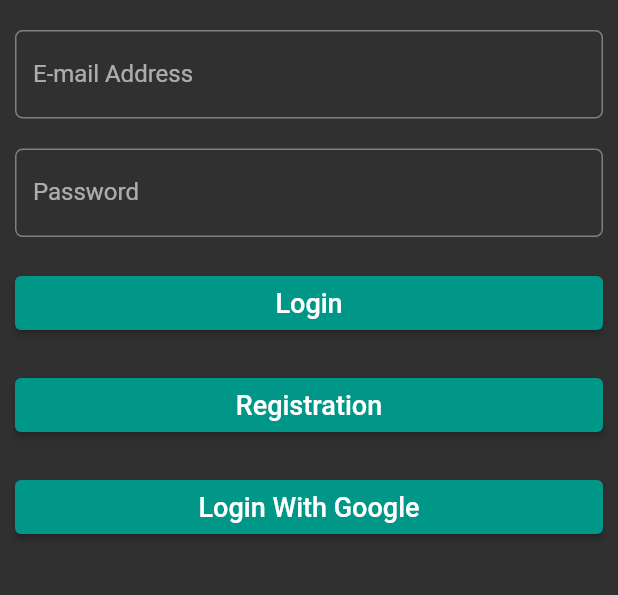
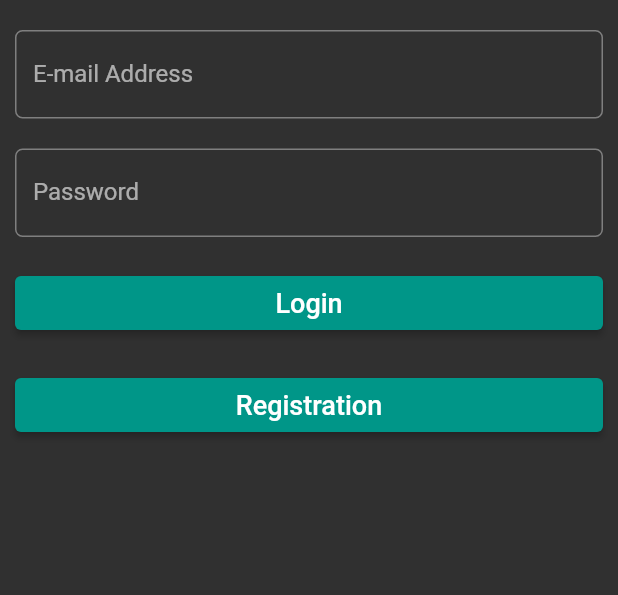
Before and after one commit to Beantech0/Sudoku, a Flutter app: the screen it shows after launch, after a tap on "Login", on a phone screen of 412 x 824 dp, the part 444-1039 px from its top. Run offline on Flutter 3.47's test engine with Material 3 defaults, Android fonts, the light colour scheme and no system bars; our stand-ins replace shared_preferences, sqflite_common_ffi; missing offline and left inert: sudoku_solver_generator, window_size; accounts and stored records are empty.

Commit message:
executable hozzáadása

```diff
--- a/lib/db/db_helper.dart
+++ b/lib/db/db_helper.dart
@@ -1,5 +1,4 @@
 import 'dart:io' as io;
-
 import 'package:path/path.dart' as p;
 import 'package:path_provider/path_provider.dart';
 import 'package:sqflite_common_ffi/sqflite_ffi.dart';
@@ -48,7 +47,7 @@ class DatabaseHelper {
     Database db,
     int version,
   ) async {
-    // create 'users' table where the user credential will be stored
+    // Tábla létrehozás első futtásnál.
     await db.execute('''
       CREATE TABLE IF NOT EXISTS users (
         id INTEGER PRIMARY KEY,
--- a/lib/main.dart
+++ b/lib/main.dart
@@ -1,26 +1,31 @@
+import 'dart:io';
 import 'package:flutter/material.dart';
 import 'package:sudoku/screens/Settings.dart';
 import 'package:sudoku/screens/game_difficulty.dart';
 import 'package:sudoku/screens/main_menu.dart';
+import 'package:sudoku/screens/registration.dart';
 import 'package:sudoku/screens/scoreboard.dart';
 import 'package:sudoku/screens/welcome_screen.dart';
 import 'package:sudoku/screens/game_table.dart';
 import 'package:sudoku/screens/login.dart';
-// import 'package:firebase_core/firebase_core.dart';
-// import 'firebase_options.dart';
-import 'package:flutter_localizations/flutter_localizations.dart'; //több nyelv támogatása
+import 'package:sudoku/db/db_helper.dart';
 import 'package:shared_preferences/shared_preferences.dart';
-import 'package:sudoku/db/db_helper.dart';
+import 'package:window_size/window_size.dart';
 
 // Start App
 Future<void> main() async {
   WidgetsFlutterBinding.ensureInitialized();
-
-  //initialize the database
+  //local DB inicializálás
   await DatabaseHelper.instance.database;
-
+  // SharedPreferences instance létrehozása
   SharedPreferences prefs = await SharedPreferences.getInstance();
   bool isDarkMode = prefs.getBool('darkMode') ?? true;
+
+  if (Platform.isWindows || Platform.isLinux || Platform.isMacOS) {
+      setWindowTitle('Sudoku');
+      setWindowMaxSize(const Size(720, 1280));
+      setWindowMinSize(const Size(720, 1280));
+  }
 
   runApp(SudokuApp(isDarkMode: isDarkMode, prefs: prefs));
 }
@@ -33,15 +38,7 @@ class SudokuApp extends StatelessWidget {
   @override
   Widget build(BuildContext context) {
     return MaterialApp(
-      localizationsDelegates: const [
-        GlobalMaterialLocalizations.delegate,
-        GlobalWidgetsLocalizations.delegate,
-        GlobalCupertinoLocalizations.delegate,
-      ],
-      supportedLocales: const [
-        Locale('en'), // English
-        Locale('hu'), // Hungary
-      ],
+      restorationScopeId: "Test",
       initialRoute: '/WelcomeScreen',
       routes: {
         '/WelcomeScreen': (context) => const WelcomeScreen(),
@@ -52,7 +49,8 @@ class SudokuApp extends StatelessWidget {
             ),
         '/Settings': (context) => const Settings(),
         '/GameDifficulty': (context) => const GameDifficulty(),
-        '/Scoreboard': (context) => const Scoreboard()
+        '/Scoreboard': (context) => const Scoreboard(),
+        '/Registration': (context) => const Registration(),
       },
       theme: isDarkMode ? ThemeData.dark(useMaterial3: false) : ThemeData.light( useMaterial3: false),
       debugShowCheckedModeBanner: false,
--- a/lib/screens/game_difficulty.dart
+++ b/lib/screens/game_difficulty.dart
@@ -14,7 +14,6 @@ class GameDifficulty extends StatelessWidget {
         backgroundColor: Colors.teal,
       ),
       body: Container(
-        decoration: BoxDecoration(color: Colors.grey[300]),
         child: Form(
             child: ListView(
           children: [
--- a/lib/screens/login.dart
+++ b/lib/screens/login.dart
@@ -21,10 +21,9 @@ class Login extends StatelessWidget {
         children: [
           loginImage(_loginImagePath),
           inputTextField('E-mail Address'),
-          inputTextField('Password'),
+          inputTextFieldPass('Password'),
           buttonPushNamed('Login', context, '/MainMenu'),
-          buttonPushNamed('Registration', context, '/Settings'),
-          buttonPushNamed('Login With Google', context, '/Scoreboard'),
+          buttonPushNamed('Registration', context, '/Registration'),
         ],
       )),
     );
--- a/lib/screens/scoreboard.dart
+++ b/lib/screens/scoreboard.dart
@@ -15,7 +15,6 @@ class Scoreboard extends StatelessWidget {
         backgroundColor: Colors.teal,
       ),
       body: Container(
-        decoration: BoxDecoration(color: Colors.grey[300]),
         child: Form(
             child: ListView(
           children: [
--- a/lib/widgets/inputFields.dart
+++ b/lib/widgets/inputFields.dart
@@ -12,3 +12,16 @@ Widget inputTextField(String labeltext) {
     ),
   );
 }
+
+Widget inputTextFieldPass(String labeltext) {
+  return Padding(
+    padding: const EdgeInsets.all(10),
+    child: TextFormField(
+      obscureText: true,
+      decoration: InputDecoration(
+        labelText: labeltext,
+        border: OutlineInputBorder(borderRadius: BorderRadius.circular(5.0)),
+      ),
+    ),
+  );
+}
```
Also changed, not shown: lib/screens/registration.dart (added, +29 -0 lines), pubspec.yaml (+5 -3 lines), lib/firebase_options.dart (deleted), pubspec.lock, 6 other files.
